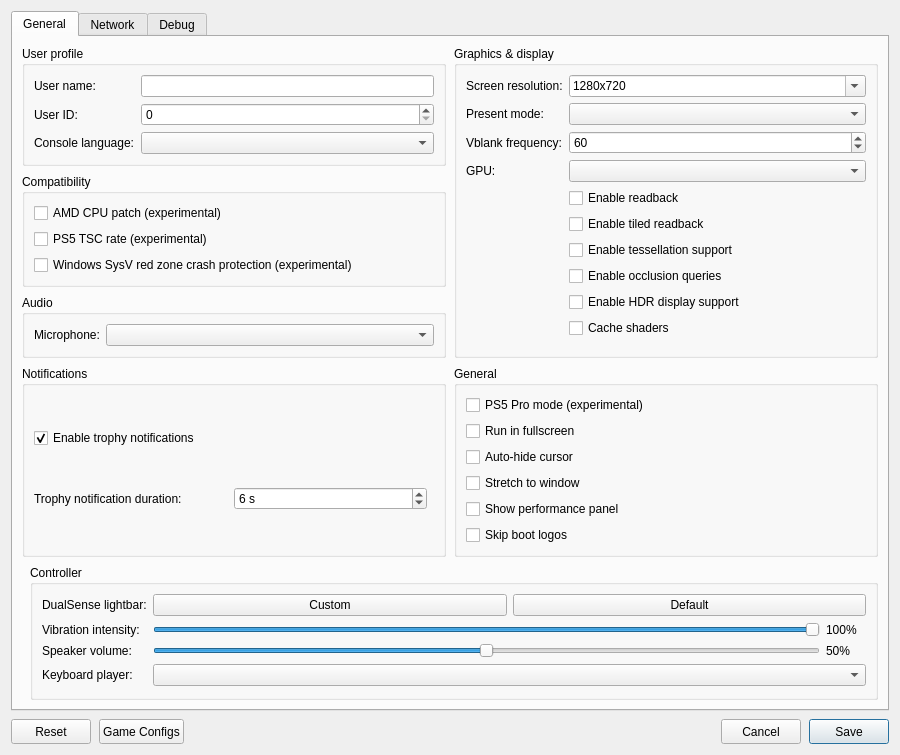
This is src/launcher/forms/configuration_edit_dialog.ui in TheCruZ/KytyPS5-GTA as Qt 5 draws it before an edit. The edited form follows.
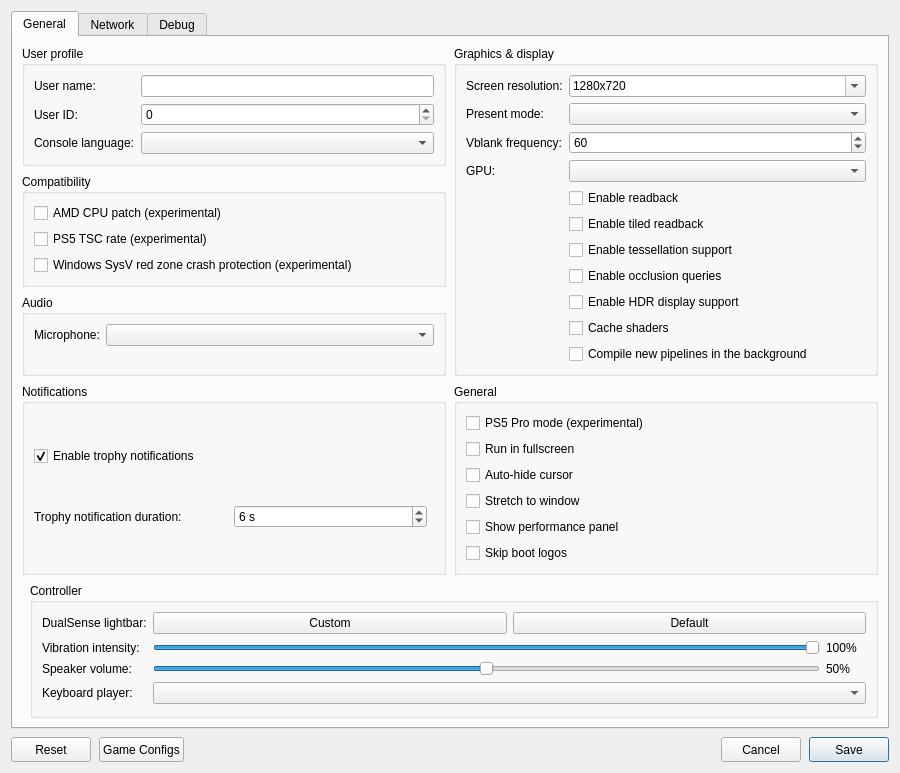
This is the edited form. Custom widgets are drawn as their Qt base class.

Commit message: graphics: create new pipelines in the background and skip their draws

The edit to the form file:
```diff
--- a/src/launcher/forms/configuration_edit_dialog.ui
+++ b/src/launcher/forms/configuration_edit_dialog.ui
@@ -209,6 +209,12 @@
               <property name="text"><string>Cache shaders</string></property>
              </widget>
             </item>
+            <item row="11" column="1">
+             <widget class="QCheckBox" name="checkBox_async_pipelines">
+              <property name="toolTip"><string>Compile new pipelines in the background and skip the draws that need them meanwhile: an object may appear a moment late the first time it is seen, instead of the game stuttering.</string></property>
+              <property name="text"><string>Compile new pipelines in the background</string></property>
+             </widget>
+            </item>
            </layout>
           </widget>
          </item>
```
The commit also changes 12 other files.
